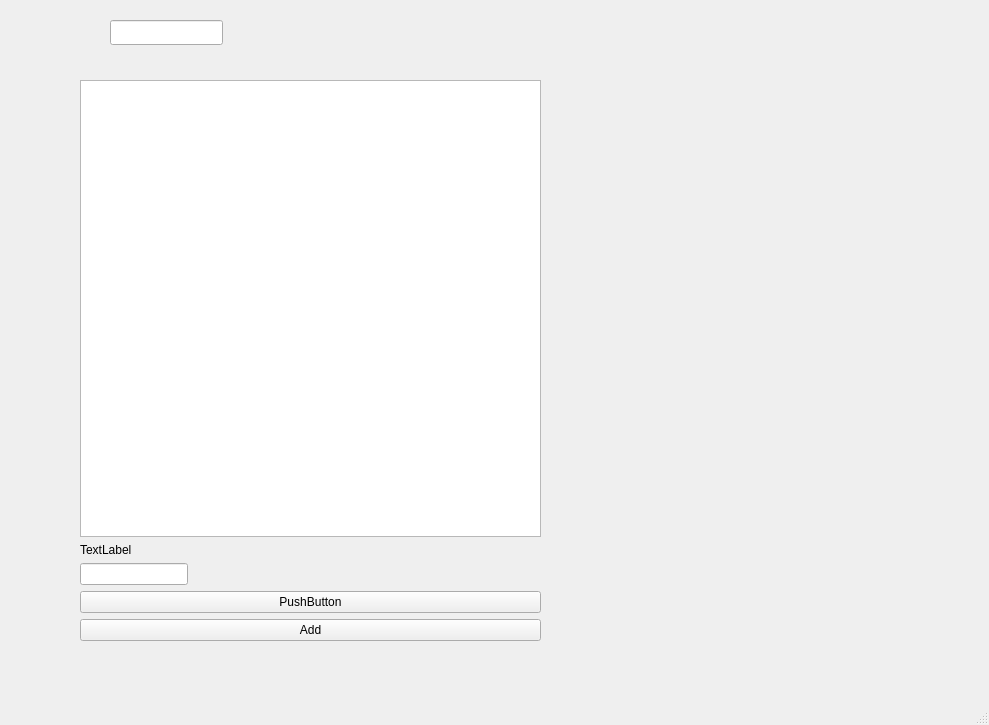
migel1976/test_xpol, file mainwindow.ui: the form before one commit.
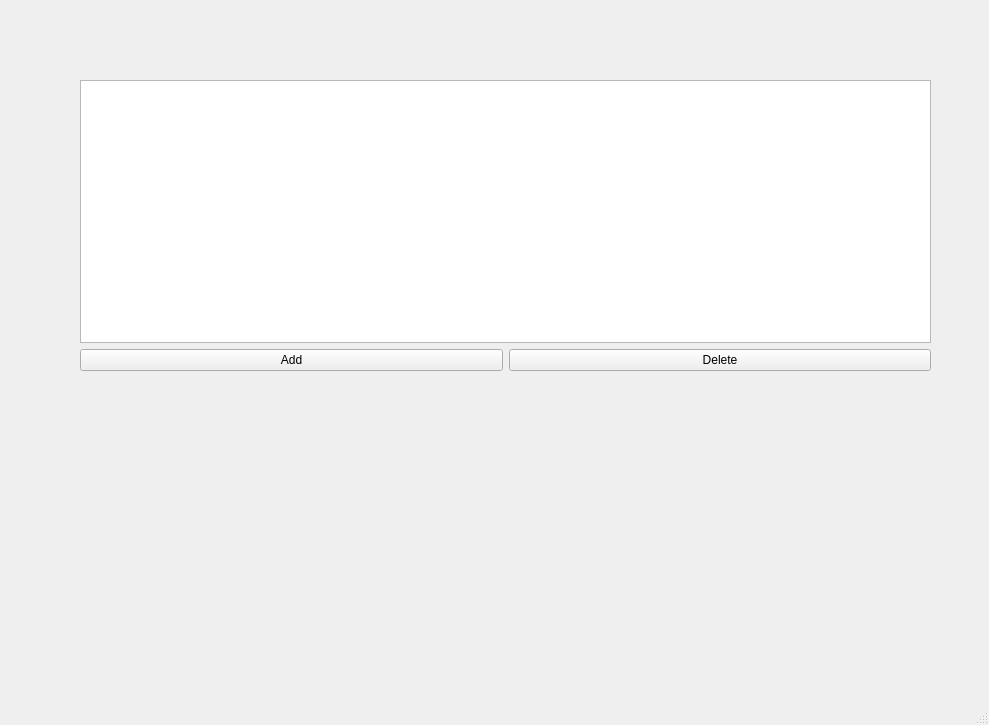
The form after the commit.

Commit message: add delete function

What changed in the file:
```diff
--- a/mainwindow.ui
+++ b/mainwindow.ui
@@ -19,60 +19,34 @@
      <rect>
       <x>80</x>
       <y>80</y>
-      <width>461</width>
-      <height>561</height>
+      <width>851</width>
+      <height>291</height>
      </rect>
     </property>
     <layout class="QGridLayout" name="gridLayout">
      <item row="0" column="0">
       <widget class="QTableView" name="tableView"/>
      </item>
-     <item row="3" column="0">
-      <widget class="QPushButton" name="btnAddReport">
-       <property name="text">
-        <string>Add</string>
-       </property>
-      </widget>
-     </item>
      <item row="1" column="0">
-      <layout class="QFormLayout" name="formLayout">
-       <property name="fieldGrowthPolicy">
-        <enum>QFormLayout::FieldsStayAtSizeHint</enum>
-       </property>
-       <property name="rowWrapPolicy">
-        <enum>QFormLayout::WrapAllRows</enum>
-       </property>
+      <layout class="QGridLayout" name="gridLayout_2">
+       <item row="0" column="0">
+        <widget class="QPushButton" name="btnAddReport">
+         <property name="text">
+          <string>Add</string>
+         </property>
+        </widget>
+       </item>
        <item row="0" column="1">
-        <widget class="QLabel" name="lblName">
+        <widget class="QPushButton" name="btnDeleteReport">
          <property name="text">
-          <string>TextLabel</string>
+          <string>Delete</string>
          </property>
         </widget>
        </item>
-       <item row="1" column="1">
-        <widget class="QLineEdit" name="txtName"/>
-       </item>
       </layout>
      </item>
-     <item row="2" column="0">
-      <widget class="QPushButton" name="pushButton">
-       <property name="text">
-        <string>PushButton</string>
-       </property>
-      </widget>
-     </item>
     </layout>
    </widget>
-   <widget class="QLineEdit" name="txtName_2">
-    <property name="geometry">
-     <rect>
-      <x>110</x>
-      <y>20</y>
-      <width>113</width>
-      <height>25</height>
-     </rect>
-    </property>
-   </widget>
   </widget>
   <widget class="QMenuBar" name="menubar">
    <property name="geometry">
```
The commit also changes 4 other files.
